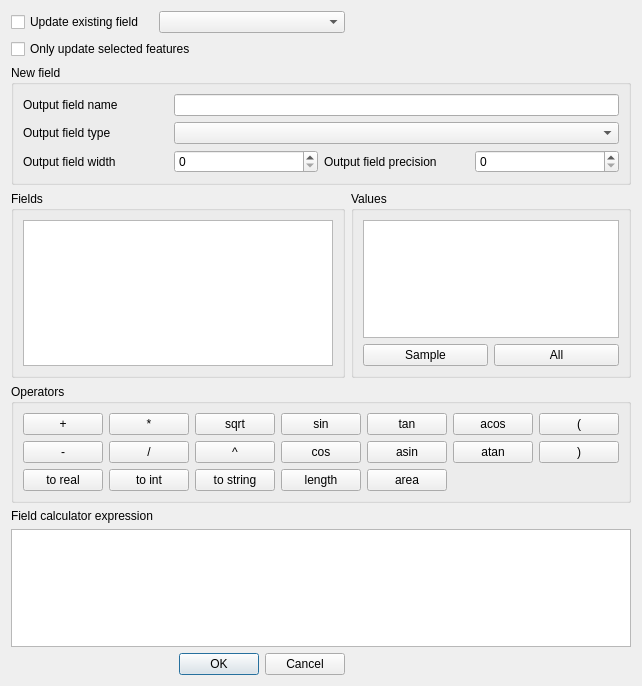
The window that qgis/src/ui/qgsfieldcalculatorbase.ui (sourcepole/qgis) describes before a commit, drawn with Qt 5.
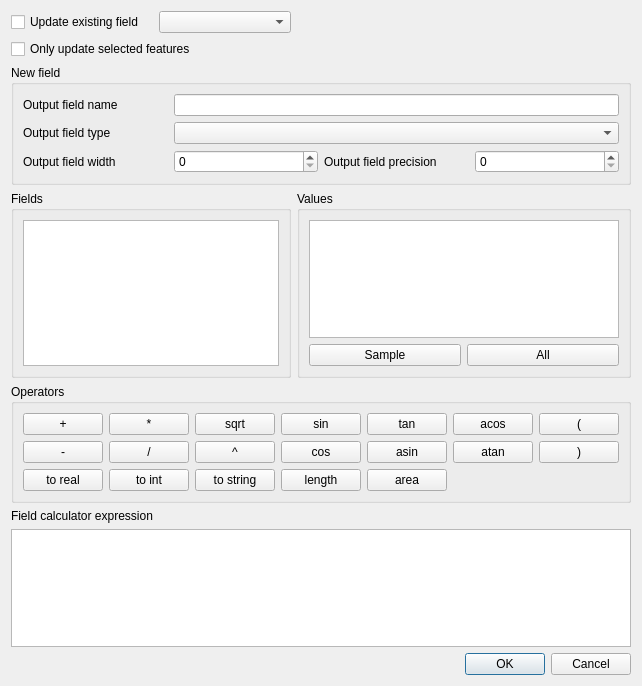
The same window after the commit.

```diff
--- a/qgis/src/ui/qgsfieldcalculatorbase.ui
+++ b/qgis/src/ui/qgsfieldcalculatorbase.ui
@@ -285,7 +285,7 @@
    <item row="6" column="0" colspan="3">
     <widget class="QTextEdit" name="mExpressionTextEdit"/>
    </item>
-   <item row="7" column="1">
+   <item row="7" column="2">
     <widget class="QDialogButtonBox" name="mButtonBox">
      <property name="orientation">
       <enum>Qt::Horizontal</enum>
```
Left out of the diff: 42 changed lines with no effect on the pictures.
